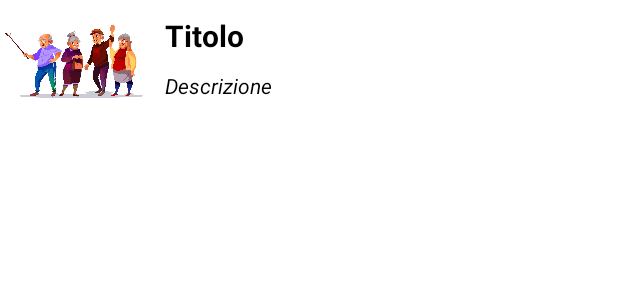
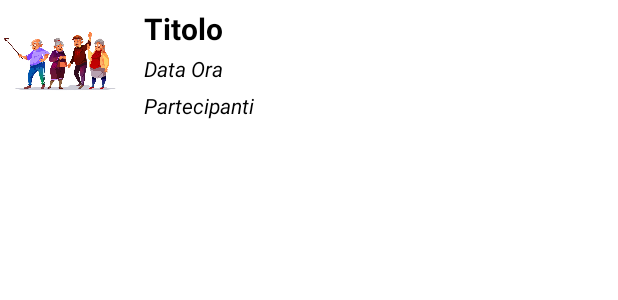
Before and after one commit to bordi93Unive/AiutoVicino, an Android app: the layout adapter_annunci.xml on its own in the app's theme, with its tools: preview values and no code run, on a phone screen of 412 x 824 dp. Shown: the top 300 px of the screen. Run offline under Robolectric (Android 15) with nearby library versions, the phone set to English and light mode, and no system bars.

Commit message:
fix grafica annuncio

```diff
--- a/app/src/main/java/it/unive/aiutovicino/adapter/AnnunciAdapter.java
+++ b/app/src/main/java/it/unive/aiutovicino/adapter/AnnunciAdapter.java
@@ -13,10 +13,13 @@ import java.util.List;
 
 import it.unive.aiutovicino.R;
 import it.unive.aiutovicino.model.AnnouncementModel;
+import it.unive.aiutovicino.model.UserModel;
 
 public class AnnunciAdapter extends BaseAdapter {
     private LayoutInflater inflter;
     private List<AnnouncementModel> annunci = new ArrayList<>();
+    List<UserModel> usersApplyed;
+    int partecipanti;
 
     public AnnunciAdapter(Context context){
         this.inflter = (LayoutInflater.from(context));
@@ -49,10 +52,22 @@ public class AnnunciAdapter extends BaseAdapter {
     public View getView(int i, View view, ViewGroup viewGroup) {
         view = inflter.inflate(R.layout.adapter_annunci, null);
         TextView title = (TextView)view.findViewById(R.id.adapter_annunci_title);
-        TextView description = (TextView)view.findViewById(R.id.adapter_annunci_description);
+        TextView date_time = (TextView)view.findViewById(R.id.adapter_annunci_date_time);
+        TextView participants = (TextView)view.findViewById(R.id.adapter_annunci_partecipanti);
         ImageView icon = (ImageView) view.findViewById(R.id.adapter_annunci_icon);
-        title.setText(this.annunci.get(i).getTitle());
-        description.setText(this.annunci.get(i).getDescription());
+        AnnouncementModel announcement = this.annunci.get(i);
+        title.setText(announcement.getTitle());
+        date_time.setText("Il giorno " + announcement.getDate() + " alle ore " + announcement.getHours());
+
+        usersApplyed = announcement.getUserApplyed();
+        if(announcement.getUserApplyed() == null )
+            partecipanti = 0;
+        else
+            partecipanti = usersApplyed.size();
+
+        participants.setText("Applicazioni: " + partecipanti + "/" + announcement.getParticipantsNumber());
+
+
         switch(this.annunci.get(i).getIdCategory()){
             case "1":
                 icon.setImageResource(R.drawable.category_corsi);
--- a/app/src/main/java/it/unive/aiutovicino/ui/ConvalidaUsersFragment.java
+++ b/app/src/main/java/it/unive/aiutovicino/ui/ConvalidaUsersFragment.java
@@ -37,6 +37,7 @@ public class ConvalidaUsersFragment extends Fragment {
     private ProgressBar progressSpinner;
     private UserAdapter userAdapter;
     private List<UserModel> users;
+    private View rootView;
 
     public static ConvalidaUsersFragment newInstance() {
         ConvalidaUsersFragment fragment = new ConvalidaUsersFragment();
--- a/app/src/main/res/layout/adapter_annunci.xml
+++ b/app/src/main/res/layout/adapter_annunci.xml
@@ -6,48 +6,69 @@
     android:layout_height="80dp"
     android:orientation="horizontal">
 
-    <ImageView
-        android:id="@+id/adapter_annunci_icon"
-        android:layout_width="100dp"
-        android:layout_height="80dp"
-        android:src="@drawable/category_anziani" />
-
     <androidx.constraintlayout.widget.ConstraintLayout
         android:layout_width="match_parent"
-        android:layout_height="match_parent"
+        android:layout_height="80dp"
         android:orientation="horizontal"
-        app:layout_behavior="@string/appbar_scrolling_view_behavior"
-        >
+        app:layout_behavior="@string/appbar_scrolling_view_behavior">
+
+        <ImageView
+            android:id="@+id/adapter_annunci_icon"
+            android:layout_width="80dp"
+            android:layout_height="80dp"
+            android:src="@drawable/category_anziani"
+            app:layout_constraintStart_toStartOf="parent"
+            app:layout_constraintTop_toTopOf="parent" />
 
         <TextView
             android:id="@+id/adapter_annunci_title"
-            android:layout_width="match_parent"
-            android:layout_height="wrap_content"
-            android:layout_gravity="top"
-            android:padding="10dp"
+            android:layout_width="300dp"
+            android:layout_height="25dp"
+            android:layout_marginStart="20dp"
+            android:layout_marginTop="5dp"
+            android:layout_marginEnd="20dp"
+            android:ellipsize="end"
+            android:singleLine="true"
+            android:text="Titolo"
             android:textColor="@color/black"
             android:textSize="20sp"
             android:textStyle="bold"
-            android:text="Titolo"
-            app:layout_constraintHorizontal_bias="0.0"
-            app:layout_constraintLeft_toLeftOf="parent"
-            app:layout_constraintRight_toRightOf="parent"
-            app:layout_constraintTop_toTopOf="parent"/>
+            app:layout_constraintEnd_toEndOf="parent"
+            app:layout_constraintStart_toEndOf="@+id/adapter_annunci_icon"
+            app:layout_constraintTop_toTopOf="parent" />
 
         <TextView
-            android:id="@+id/adapter_annunci_description"
-            android:layout_width="fill_parent"
+            android:id="@+id/adapter_annunci_date_time"
+            android:layout_width="300dp"
             android:layout_height="wrap_content"
-            android:layout_gravity="bottom"
-            android:text="Descrizione"
+            android:layout_marginStart="20dp"
+            android:layout_marginTop="5dp"
+            android:layout_marginEnd="20dp"
             android:ellipsize="end"
-            android:paddingLeft="10dp"
             android:singleLine="true"
+            android:text="Data Ora"
             android:textColor="@color/black"
             android:textStyle="italic"
             app:layout_constraintEnd_toEndOf="parent"
-            app:layout_constraintStart_toStartOf="parent"
+            app:layout_constraintStart_toEndOf="@+id/adapter_annunci_icon"
             app:layout_constraintTop_toBottomOf="@+id/adapter_annunci_title" />
+
+        <TextView
+            android:id="@+id/adapter_annunci_partecipanti"
+            android:layout_width="300dp"
+            android:layout_height="wrap_content"
+            android:layout_marginStart="20dp"
+            android:layout_marginTop="5dp"
+            android:layout_marginEnd="20dp"
+            android:ellipsize="end"
+            android:singleLine="true"
+            android:text="Partecipanti"
+            android:textColor="@color/black"
+            android:textStyle="italic"
+            app:layout_constraintEnd_toEndOf="parent"
+            app:layout_constraintStart_toEndOf="@+id/adapter_annunci_icon"
+            app:layout_constraintTop_toBottomOf="@+id/adapter_annunci_date_time" />
+
     </androidx.constraintlayout.widget.ConstraintLayout>
 
 </LinearLayout>
--- a/app/src/main/res/layout/content_main.xml
+++ b/app/src/main/res/layout/content_main.xml
@@ -13,7 +13,6 @@
         android:name="androidx.navigation.fragment.NavHostFragment"
         android:layout_width="match_parent"
         android:layout_height="match_parent"
-        android:layout_marginTop="28dp"
         app:defaultNavHost="true"
         app:layout_constraintHorizontal_bias="0.0"
         app:layout_constraintLeft_toLeftOf="parent"
```
